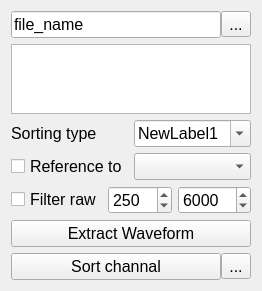
HarryWang0210/PySortGUI, file UI/ChannelDetail.ui: the form before one commit.
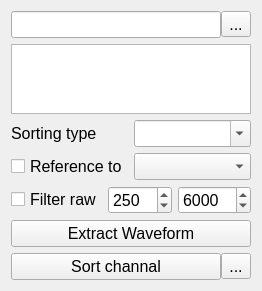
The form after the commit.

```diff
--- a/UI/ChannelDetail.ui
+++ b/UI/ChannelDetail.ui
@@ -27,7 +27,7 @@
      <item>
       <widget class="QLineEdit" name="file_name_lineEdit">
        <property name="text">
-        <string>file_name</string>
+        <string/>
        </property>
       </widget>
      </item>
@@ -57,11 +57,6 @@
        <property name="editable">
         <bool>true</bool>
        </property>
-       <item>
-        <property name="text">
-         <string>NewLabel1</string>
-        </property>
-       </item>
       </widget>
      </item>
     </layout>
```
